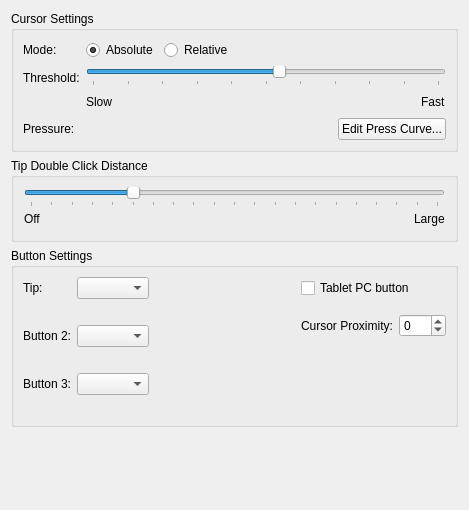
Qt form src/kcmodule/penwidget.ui (KDE/wacomtablet) before a commit.
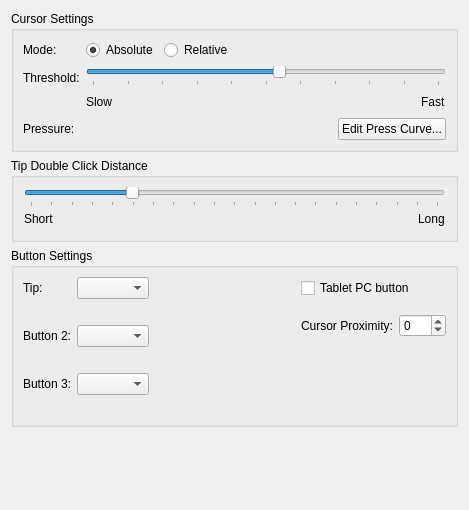
The same form after that commit. Custom widgets are drawn as their Qt base class.

Commit message: small ui fix in the penwidget area. Range of the TapTime was wrong

```diff
--- a/src/kcmodule/penwidget.ui
+++ b/src/kcmodule/penwidget.ui
@@ -237,13 +237,16 @@
          <number>1</number>
         </property>
         <property name="maximum">
-         <number>21</number>
+         <number>1000</number>
+        </property>
+        <property name="singleStep">
+         <number>50</number>
         </property>
         <property name="pageStep">
-         <number>5</number>
+         <number>50</number>
         </property>
         <property name="value">
-         <number>6</number>
+         <number>250</number>
         </property>
         <property name="orientation">
          <enum>Qt::Horizontal</enum>
@@ -252,7 +255,7 @@
          <enum>QSlider::TicksBelow</enum>
         </property>
         <property name="tickInterval">
-         <number>1</number>
+         <number>50</number>
         </property>
        </widget>
       </item>
@@ -261,7 +264,7 @@
         <item>
          <widget class="QLabel" name="labelClickDistOff">
           <property name="text">
-           <string comment="doubleclick with the tip disabled">Off</string>
+           <string comment="doubleclick with the tip disabled">Short</string>
           </property>
           <property name="buddy">
            <cstring>clickSlider</cstring>
@@ -287,7 +290,7 @@
         <item>
          <widget class="QLabel" name="labelClickDistLarge">
           <property name="text">
-           <string comment="large distance between two tip clicks to still count is as double click">Large</string>
+           <string comment="large distance between two tip clicks to still count is as double click">Long</string>
           </property>
           <property name="buddy">
            <cstring>clickSlider</cstring>
```
